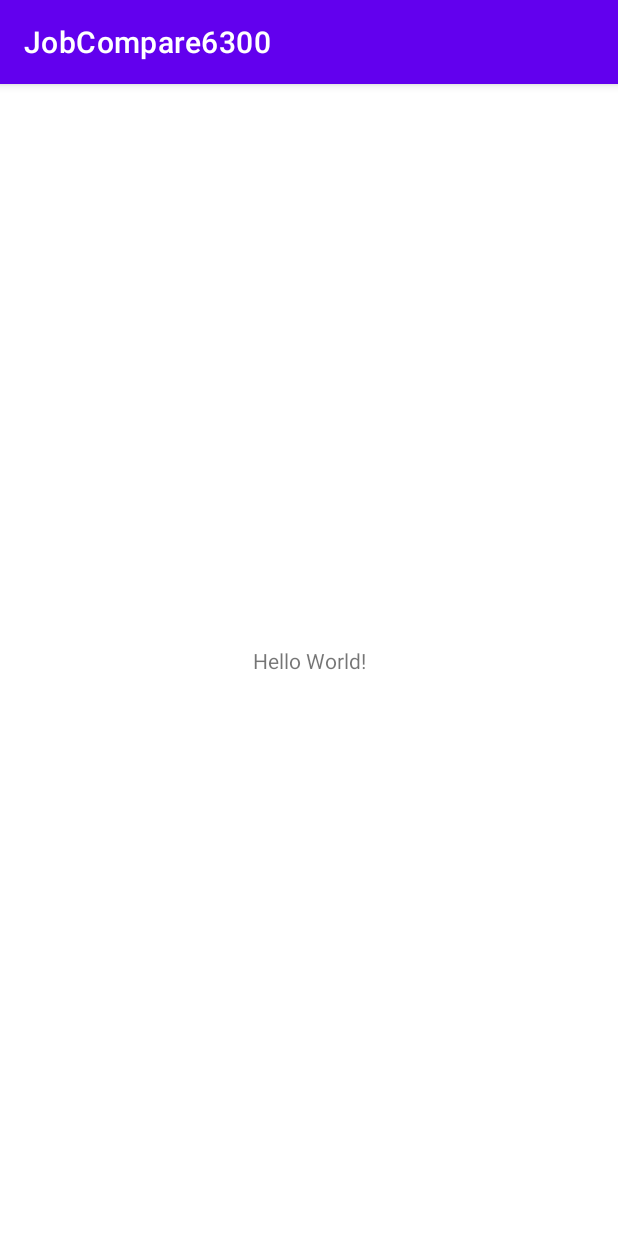
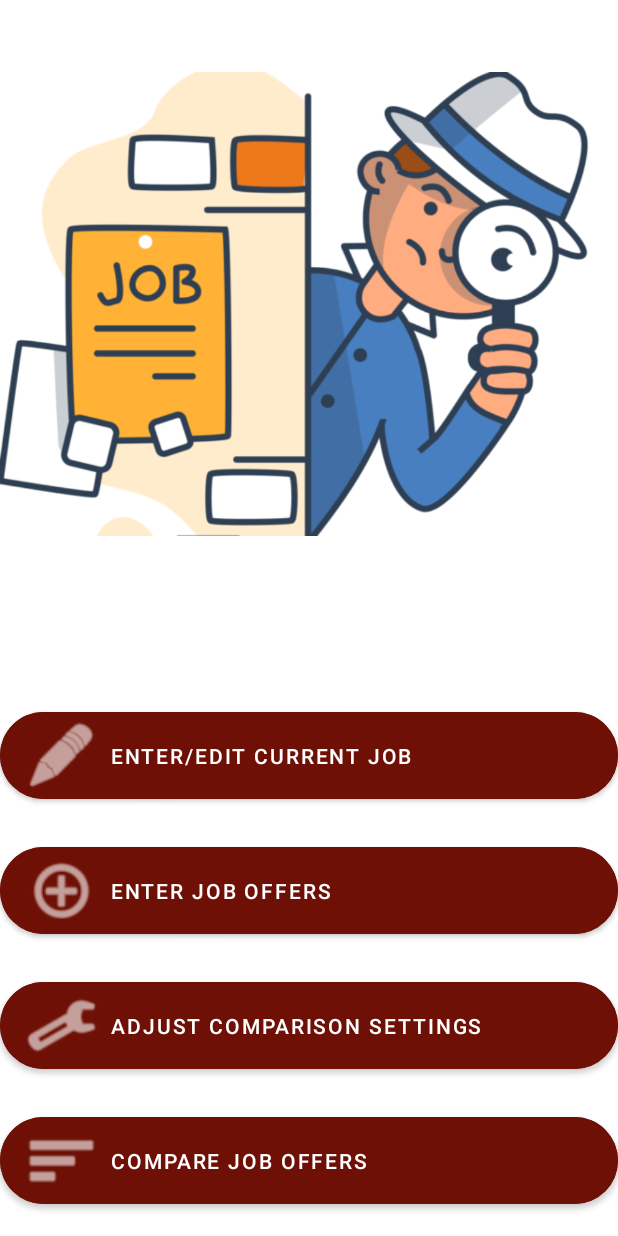
Before and after one commit to tex216/Mobile-Android-App-Development, an Android app: the screen it shows after launch (MainActivity), on a phone screen of 412 x 824 dp. Run offline under Robolectric (Android 15) with nearby library versions, the phone set to English and light mode, and no system bars.

Commit message:
added homepage ui

```diff
--- a/GroupProject/JobCompare6300/app/src/main/res/layout/activity_main.xml
+++ b/GroupProject/JobCompare6300/app/src/main/res/layout/activity_main.xml
@@ -6,13 +6,98 @@
     android:layout_height="match_parent"
     tools:context=".MainActivity">
 
-    <TextView
-        android:layout_width="wrap_content"
-        android:layout_height="wrap_content"
-        android:text="Hello World!"
+    <LinearLayout
+        android:layout_width="match_parent"
+        android:layout_height="400dp"
+        android:gravity="center|center_horizontal|center_vertical"
+        android:orientation="vertical"
         app:layout_constraintBottom_toBottomOf="parent"
-        app:layout_constraintLeft_toLeftOf="parent"
-        app:layout_constraintRight_toRightOf="parent"
-        app:layout_constraintTop_toTopOf="parent" />
+        app:layout_constraintTop_toTopOf="parent"
+        app:layout_constraintVertical_bias="1.0"
+        tools:layout_editor_absoluteX="0dp">
+
+        <Space
+            android:layout_width="match_parent"
+            android:layout_height="30dp" />
+
+        <Button
+            android:id="@+id/btn_enter_current_job"
+            android:layout_width="match_parent"
+            android:layout_height="wrap_content"
+            android:backgroundTint="#6e1005"
+            android:gravity="center"
+            android:text="Enter/edit current job"
+            android:textAlignment="textStart"
+            app:cornerRadius="50dp"
+            app:icon="@android:drawable/ic_menu_edit"
+            app:iconSize="50dp" />
+
+        <Space
+            android:layout_width="match_parent"
+            android:layout_height="20dp" />
+
+        <Button
+            android:id="@+id/btn_enter_job_offers"
+            android:layout_width="match_parent"
+            android:layout_height="wrap_content"
+            android:layout_gravity="center_vertical"
+            android:backgroundTint="#6e1005"
+            android:text="Enter job offers"
+            android:textAlignment="textStart"
+            app:cornerRadius="50dp"
+            app:icon="@android:drawable/ic_menu_add"
+            app:iconGravity="start"
+            app:iconSize="50dp" />
+
+        <Space
+            android:layout_width="match_parent"
+            android:layout_height="20dp" />
+
+        <Button
+            android:id="@+id/btn_adjust_comp_settings"
+            android:layout_width="match_parent"
+            android:layout_height="wrap_content"
+            android:layout_gravity="center_vertical"
+            android:backgroundTint="#6e1005"
+            android:text="Adjust comparison settings"
+            android:textAlignment="textStart"
+            app:cornerRadius="50dp"
+            app:icon="@android:drawable/ic_menu_manage"
+            app:iconGravity="start"
+            app:iconSize="50dp" />
+
+        <Space
+            android:layout_width="match_parent"
+            android:layout_height="20dp" />
+
+        <Button
+            android:id="@+id/btn_compare_job_offers"
+            android:layout_width="match_parent"
+            android:layout_height="wrap_content"
+            android:layout_gravity="center_vertical"
+            android:backgroundTint="#6e1005"
+            android:text="Compare job offers"
+            android:textAlignment="textStart"
+            app:cornerRadius="50dp"
+            app:icon="@android:drawable/ic_menu_sort_by_size"
+            app:iconGravity="start"
+            app:iconSize="50dp" />
+
+    </LinearLayout>
+
+    <LinearLayout
+        android:layout_width="match_parent"
+        android:layout_height="match_parent"
+        android:orientation="vertical"
+        android:textAlignment="center"
+        app:layout_constraintTop_toTopOf="parent"
+        tools:layout_editor_absoluteX="0dp">
+
+        <ImageView
+            android:id="@+id/imageView"
+            android:layout_width="match_parent"
+            android:layout_height="405dp"
+            app:srcCompat="@drawable/home_image" />
+    </LinearLayout>
 
 </androidx.constraintlayout.widget.ConstraintLayout>
--- a/GroupProject/JobCompare6300/app/src/main/res/values-night/themes.xml
+++ b/GroupProject/JobCompare6300/app/src/main/res/values-night/themes.xml
@@ -1,6 +1,6 @@
 <resources xmlns:tools="http://schemas.android.com/tools">
     <!-- Base application theme. -->
-    <style name="Theme.JobCompare6300" parent="Theme.MaterialComponents.DayNight.DarkActionBar">
+    <style name="Theme.JobCompare6300" parent="Theme.MaterialComponents.DayNight.NoActionBar">
         <!-- Primary brand color. -->
         <item name="colorPrimary">@color/purple_200</item>
         <item name="colorPrimaryVariant">@color/purple_700</item>
--- a/GroupProject/JobCompare6300/app/src/main/res/values/themes.xml
+++ b/GroupProject/JobCompare6300/app/src/main/res/values/themes.xml
@@ -1,6 +1,6 @@
 <resources xmlns:tools="http://schemas.android.com/tools">
     <!-- Base application theme. -->
-    <style name="Theme.JobCompare6300" parent="Theme.MaterialComponents.DayNight.DarkActionBar">
+    <style name="Theme.JobCompare6300" parent="Theme.MaterialComponents.DayNight.NoActionBar">
         <!-- Primary brand color. -->
         <item name="colorPrimary">@color/purple_500</item>
         <item name="colorPrimaryVariant">@color/purple_700</item>
```
Also changed, not shown: GroupProject/JobCompare6300/app/src/main/res/drawable/home_image.png (added).
